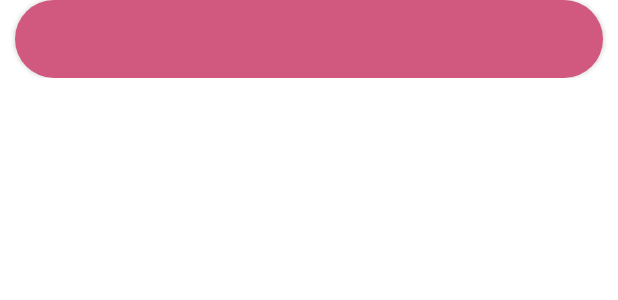
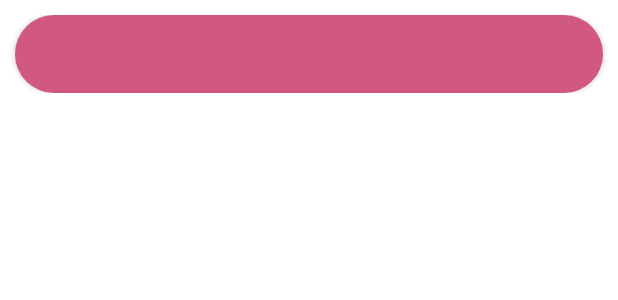
Before and after one commit to Byrevenge3r/TFCPeluqueria, an Android app: the layout citas_recicler_view_pelu_crear_cita.xml on its own in the app's theme, with its tools: preview values and no code run, on a phone screen of 412 x 824 dp. Shown: the top 300 px of the screen. Run offline under Robolectric (Android 15) with nearby library versions, the phone set to English and light mode, and no system bars.

```diff
--- a/app/src/main/java/com/dam/peluqueriacanina/model/DatosFecha.java
+++ b/app/src/main/java/com/dam/peluqueriacanina/model/DatosFecha.java
@@ -12,6 +12,9 @@ public class DatosFecha {
         listaCitas.add(new CitasReserva("02/09/22","15:40"));
         listaCitas.add(new CitasReserva("18/10/22","17:40"));
         listaCitas.add(new CitasReserva("20/03/22","20:40"));
+        listaCitas.add(new CitasReserva("14/05/22","01:40"));
+        listaCitas.add(new CitasReserva("08/06/22","17:40"));
+        listaCitas.add(new CitasReserva("09/03/22","21:40"));
     }
 
     public ArrayList<CitasReserva> getListaCitas() {
--- a/app/src/main/java/com/dam/peluqueriacanina/registro/Registro1.java
+++ b/app/src/main/java/com/dam/peluqueriacanina/registro/Registro1.java
@@ -8,11 +8,13 @@ import android.view.View;
 import android.widget.Button;
 
 import com.dam.peluqueriacanina.R;
+import com.dam.peluqueriacanina.fragmentos.Citas;
 
 public class Registro1 extends AppCompatActivity implements View.OnClickListener {
 
     Button btnSiguienteRegUno;
     Intent i;
+    Citas citas;
 
     @Override
     protected void onCreate(Bundle savedInstanceState) {
@@ -22,11 +24,14 @@ public class Registro1 extends AppCompatActivity implements View.OnClickListener
         btnSiguienteRegUno = findViewById(R.id.btnSiguienteRegUno);
 
         btnSiguienteRegUno.setOnClickListener(this);
+        citas = new Citas();
     }
 
     @Override
     public void onClick(View v) {
         if (v.equals(btnSiguienteRegUno)) {
+           // citas.show(getSupportFragmentManager(),"onCreateDialog");
+
             i = new Intent(this, Registro2.class);
             startActivity(i);
 
--- a/app/src/main/res/layout/citas_recicler_view_pelu_crear_cita.xml
+++ b/app/src/main/res/layout/citas_recicler_view_pelu_crear_cita.xml
@@ -1,7 +1,8 @@
 <?xml version="1.0" encoding="utf-8"?>
 <LinearLayout xmlns:android="http://schemas.android.com/apk/res/android"
     android:layout_width="match_parent"
-    android:layout_height="wrap_content">
+    android:layout_height="wrap_content"
+    android:layout_marginTop="10dp">
 
     <android.widget.Button
         android:id="@+id/btnHoraCita"
```
Also changed, not shown: app/src/main/java/com/dam/peluqueriacanina/fragmentos/Citas.java (+6 -2 lines).
